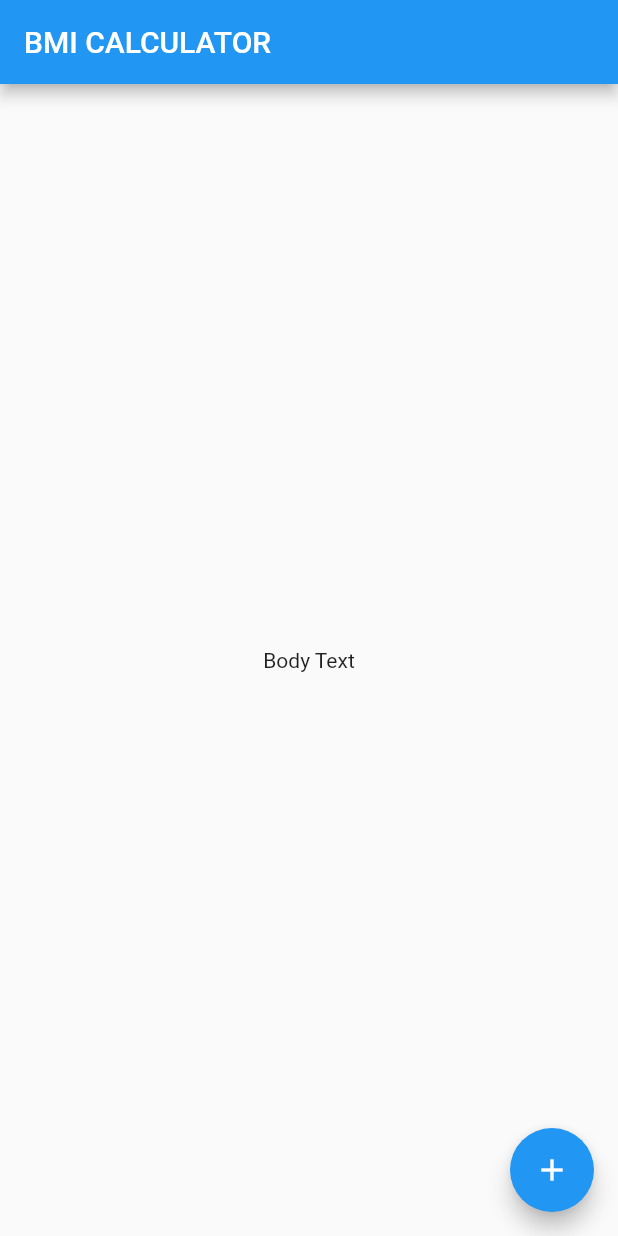
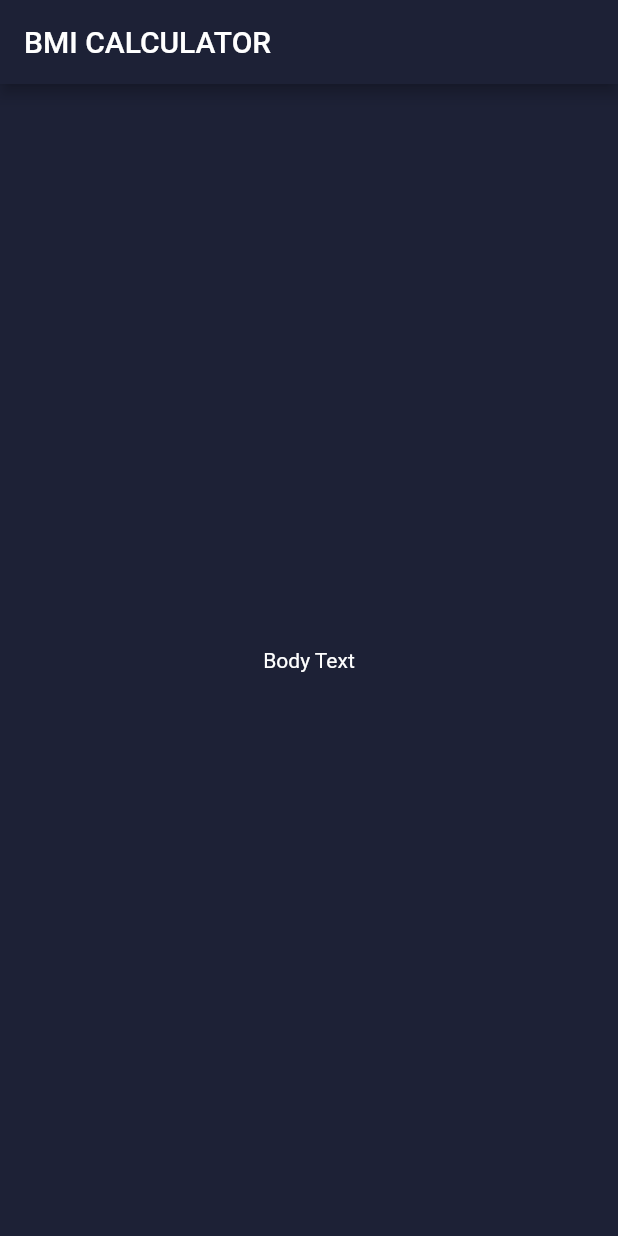
Before and after one commit to gospodi-dev/bmi_calculator, a Flutter app: the screen it shows after launch, on a phone screen of 412 x 824 dp. Run offline on Flutter 3.47's test engine with Material 2 defaults, Android fonts, the phone set to English and light mode, and no system bars.

Commit message:
Добавлены общие стили в main.dart Часть функционала перенесена в input_page.dart

```diff
--- /dev/null
+++ b/lib/input_page.dart
@@ -0,0 +1,20 @@
+import 'package:flutter/material.dart';
+
+class InputPage extends StatefulWidget {
+  @override
+  _InputPageState createState() => _InputPageState();
+}
+
+class _InputPageState extends State<InputPage> {
+  @override
+  Widget build(BuildContext context) {
+    return Scaffold(
+      appBar: AppBar(
+        title: Text('BMI CALCULATOR'),
+      ),
+      body: Center(
+        child: Text('Body Text'),
+      ),
+    );
+  }
+}
--- a/lib/main.dart
+++ b/lib/main.dart
@@ -1,4 +1,5 @@
 import 'package:flutter/material.dart';
+import 'input_page.dart';
 
 void main() {
   runApp(BMICalculator());
@@ -8,29 +9,11 @@ class BMICalculator extends StatelessWidget {
   @override
   Widget build(BuildContext context) {
     return MaterialApp(
+      theme: ThemeData.dark().copyWith(
+        primaryColor: Color(0xFF1D2136),
+        scaffoldBackgroundColor: Color(0xFF1D2136),
+      ),
       home: InputPage(),
     );
   }
 }
-
-class InputPage extends StatefulWidget {
-  @override
-  _InputPageState createState() => _InputPageState();
-}
-
-class _InputPageState extends State<InputPage> {
-  @override
-  Widget build(BuildContext context) {
-    return Scaffold(
-      appBar: AppBar(
-        title: Text('BMI CALCULATOR'),
-      ),
-      body: Center(
-        child: Text('Body Text'),
-      ),
-      floatingActionButton: FloatingActionButton(
-        child: Icon(Icons.add),
-      ),
-    );
-  }
-}
```
